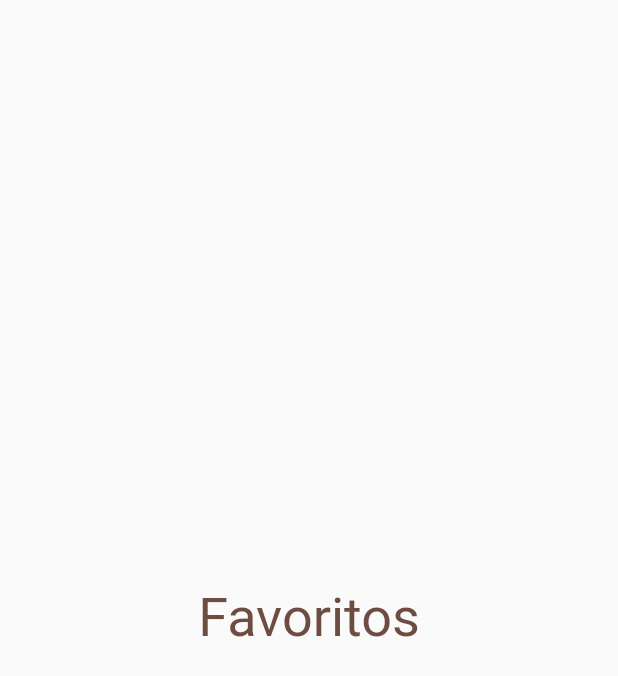
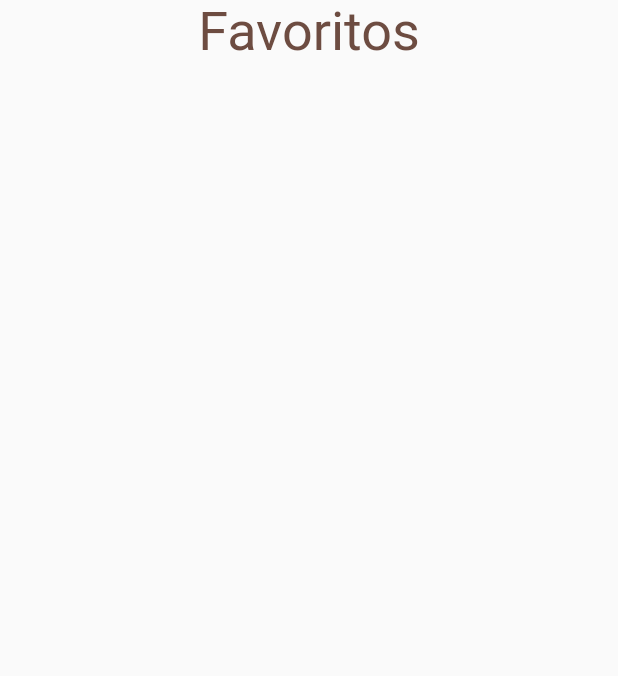
Before and after one commit to wartin38/panaderiapp, a Flutter app: the FavoritesScreen screen opened directly, on a phone screen of 412 x 824 dp. Shown: the top 676 px of the screen. Run offline on Flutter 3.47's test engine with Material 2 defaults, Android fonts, the phone set to English and light mode, and no system bars.

Commit message:
Version 1 de favs funciona

```diff
--- a/lib/screens/favorites_screen.dart
+++ b/lib/screens/favorites_screen.dart
@@ -1,4 +1,6 @@
 import 'package:flutter/material.dart';
+import 'package:provider/provider.dart';
+import '../models/item_dao.dart';
 
 class FavoritesScreen extends StatefulWidget {
   const FavoritesScreen({Key? key}) : super(key: key);
@@ -10,13 +12,38 @@ class FavoritesScreen extends StatefulWidget {
 class _FavoritesScreenState extends State<FavoritesScreen> {
   @override
   Widget build(BuildContext context) {
+    return Consumer<ItemDao>(
+      builder: (context, itemDao, child) {
         return Scaffold(
-      body: Center(
+          body: Column(
+            mainAxisAlignment: MainAxisAlignment.start,
+            crossAxisAlignment: CrossAxisAlignment.center,
+            children: [
+              Center(
                 child: Text(
                   'Favoritos',
                   style: TextStyle(fontSize: 36, color: Colors.brown[600]),
                 ),
               ),
+              Flexible(
+                child: ListView.builder(
+                  padding: const EdgeInsets.all(8.0),
+                  itemCount: itemDao.itemFavorited.length,
+                  itemBuilder: (context, index) {
+                    if (itemDao.itemFavorited.isNotEmpty) {
+                      return itemDao.itemFavorited[index];
+                    } else {
+                      return const Center(
+                          child: Text(
+                              'No tienes ningún artículo en favoritos todavía'));
+                    }
+                  },
+                ),
+              ),
+            ],
+          ),
+        );
+      },
     );
   }
 }
```
Also changed, not shown: lib/models/item_dao.dart (+8 -1 lines), lib/widgets/item_test2.dart (+24 -9 lines). Lines whose indentation alone changed are shown as unchanged.
